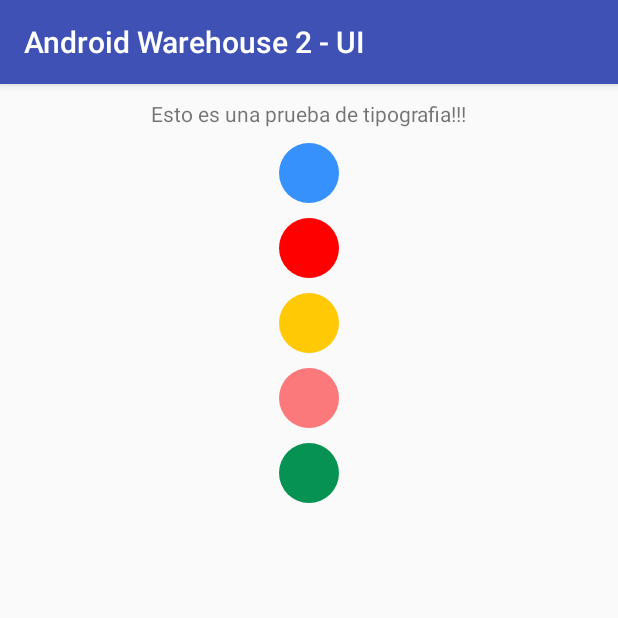
After one commit to hatimmakki/android-warehouse-2, an Android app: the FontManagerDemo screen opened directly, with no data from a screen before it, on a phone screen of 412 x 824 dp, the top half of it. The commit adds this screen. Run offline under Robolectric (Android 15) with nearby library versions, the phone set to English and light mode, and no system bars; our stand-ins replace ButterKnife; 1 statement that could not run was skipped.

Commit message:
FontManager Demo

```diff
--- a/app/src/main/AndroidManifest.xml
+++ b/app/src/main/AndroidManifest.xml
@@ -21,6 +21,8 @@
         <activity android:name=".activities.DummyActivity"></activity>
         <activity android:name=".activities.ActionBarDemo"></activity>
         <activity android:name=".activities.DialogDemo"></activity>
+        <activity android:name=".activities.DrawerLayoutDemo"></activity>
+        <activity android:name=".activities.FontManagerDemo"></activity>
     </application>
 
 </manifest>
--- /dev/null
+++ b/app/src/main/java/com/maxwell/androidwarehouse2/activities/FontManagerDemo.java
@@ -0,0 +1,29 @@
+package com.maxwell.androidwarehouse2.activities;
+
+import android.os.Bundle;
+import android.support.v7.app.AppCompatActivity;
+import android.widget.TextView;
+
+import com.maxwell.androidwarehouse2.R;
+import com.maxwell.androidwarehouse2.utils.FontManger;
+
+import butterknife.Bind;
+import butterknife.ButterKnife;
+
+/**
+ * Created by Maxwell on 08/10/2015.
+ */
+public class FontManagerDemo extends AppCompatActivity {
+    @Bind(R.id.simpleText)
+    TextView simpleText;
+
+    @Override
+    protected void onCreate(Bundle savedInstanceState) {
+        super.onCreate(savedInstanceState);
+        setContentView(R.layout.simple_layout);
+        ButterKnife.bind(this);
+
+        simpleText.setText("Esto es una prueba de tipografia!!!");
+        FontManger.changeFontTo(FontManger.FontTypeEnum.MUSEO_SANS_700, simpleText);
+    }
+}
--- /dev/null
+++ b/app/src/main/java/com/maxwell/androidwarehouse2/utils/FontManger.java
@@ -0,0 +1,45 @@
+package com.maxwell.androidwarehouse2.utils;
+
+import android.graphics.Typeface;
+import android.widget.TextView;
+
+/**
+ * Created by lbais on 15/09/2015.
+ */
+public class FontManger {
+
+    public static void changeFontTo(FontTypeEnum fontTypeEnum, TextView textView){
+
+        if(textView!=null) {
+            String ttfName = fontTypeEnum.getFontTypeName();
+            Typeface myTypeface = Typeface.createFromAsset(textView.getContext().getAssets(), "fonts/" + ttfName);
+            textView.setTypeface(myTypeface);
+        }
+    }
+
+    public enum FontTypeEnum {
+
+        MUSEO_SANS_300("museosans300.ttf"), MUSEO_SANS_700("museosans700.ttf"), MUSEO_SANS_900("museosans900.ttf");
+
+        private String fontTypeName;
+
+        FontTypeEnum(String viewTypeId){
+            this.fontTypeName = viewTypeId;
+        }
+
+        public String getFontTypeName() {
+            return fontTypeName;
+        }
+
+        public static FontTypeEnum getEnum(String value){
+            for (FontTypeEnum e : FontTypeEnum.values()){
+                if (e.getFontTypeName() == value){
+                    return e;
+                }
+            }
+
+            throw new RuntimeException("El parametro value no corresponde que ningun valor de los enums: " + value);
+        }
+    }
+
+}
--- a/app/src/main/res/values/colors.xml
+++ b/app/src/main/res/values/colors.xml
@@ -4,4 +4,5 @@
     <color name="colorPrimaryDark">#303F9F</color>
     <color name="colorAccent">#FF4081</color>
     <color name="dark_red">#cc1f14</color>
+    <color name="white">#fff</color>
 </resources>
```
Also changed, not shown: app/src/main/java/com/maxwell/androidwarehouse2/activities/DrawerLayoutDemo.java (added, +90 -0 lines), app/src/main/res/layout/drawer_layout_demo.xml (added, +21 -0 lines), app/src/main/res/layout/item_drawer.xml (added, +17 -0 lines), app/src/main/res/values/strings.xml (+11 -1 lines).
